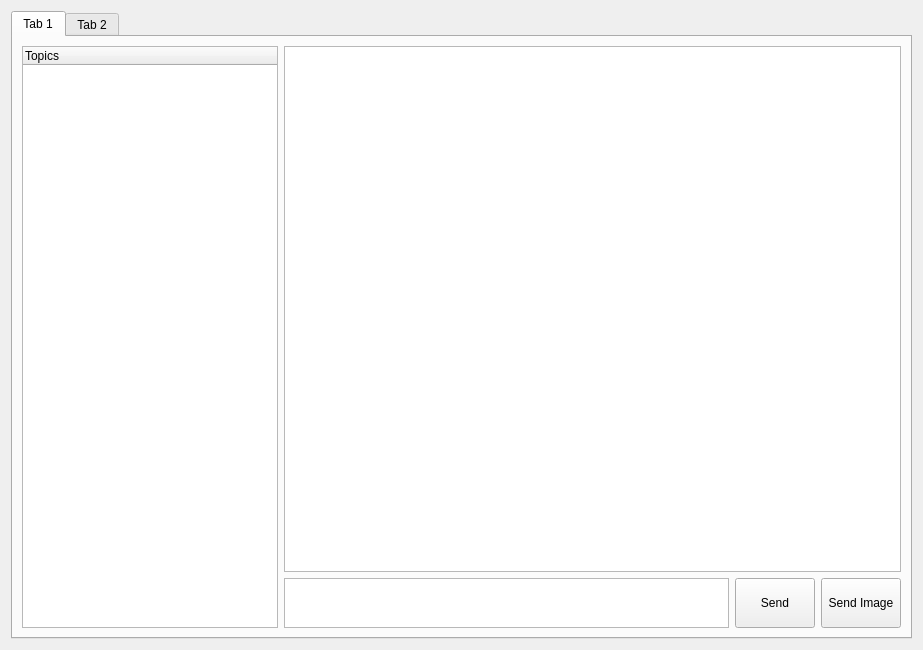
Old version of the form src/ui/window.ui in the repository EduardFrlicka/ICP-Projekt.
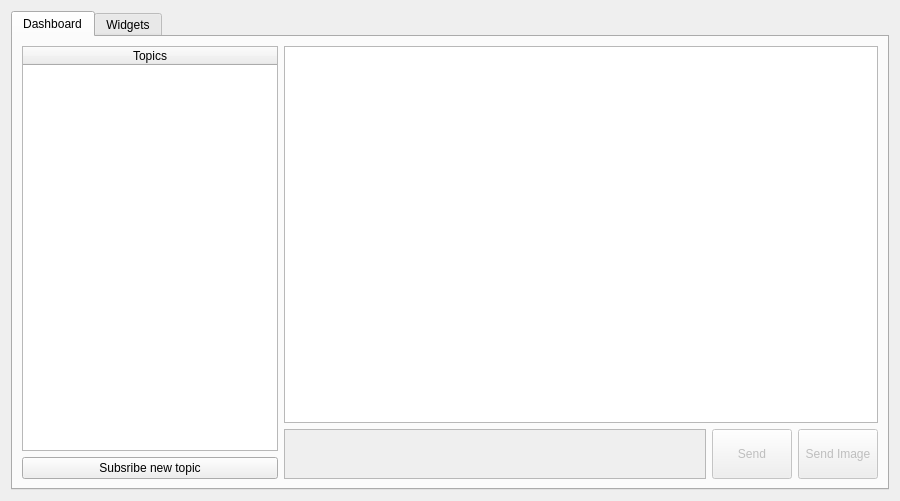
New version of the form.

Commit message: New topics button + dialog + tree widget handling

```diff
--- a/src/ui/window.ui
+++ b/src/ui/window.ui
@@ -6,27 +6,38 @@
    <rect>
     <x>0</x>
     <y>0</y>
-    <width>923</width>
-    <height>650</height>
+    <width>900</width>
+    <height>501</height>
    </rect>
   </property>
+  <property name="minimumSize">
+   <size>
+    <width>900</width>
+    <height>500</height>
+   </size>
+  </property>
   <property name="windowTitle">
    <string>MQTT Explorer</string>
   </property>
   <layout class="QGridLayout" name="gridLayout_2">
    <item row="0" column="0">
     <widget class="QTabWidget" name="tabWidget">
+     <property name="enabled">
+      <bool>true</bool>
+     </property>
      <property name="currentIndex">
       <number>0</number>
      </property>
      <widget class="QWidget" name="tab">
       <attribute name="title">
-       <string>Tab 1</string>
+       <string>Dashboard</string>
       </attribute>
       <layout class="QGridLayout" name="gridLayout">
        <item row="0" column="0">
         <layout class="QHBoxLayout" name="horizontalLayout" stretch="0,3">
          <item>
+          <layout class="QVBoxLayout" name="verticalLayout">
+           <item>
           <widget class="QTreeWidget" name="treeWidget">
            <property name="enabled">
             <bool>true</bool>
@@ -44,10 +55,22 @@
               <bold>false</bold>
              </font>
             </property>
+              <property name="textAlignment">
+               <set>AlignCenter</set>
+              </property>
            </column>
           </widget>
          </item>
          <item>
+            <widget class="QPushButton" name="subscribe_btn">
+             <property name="text">
+              <string>Subsribe new topic</string>
+             </property>
+            </widget>
+           </item>
+          </layout>
+         </item>
+         <item>
           <layout class="QVBoxLayout" name="verticalLayout_2" stretch="20,1">
            <item>
             <widget class="QListWidget" name="listWidget">
@@ -57,6 +80,21 @@
              <property name="autoFillBackground">
               <bool>false</bool>
              </property>
+             <property name="isWrapping" stdset="0">
+              <bool>false</bool>
+             </property>
+             <property name="resizeMode">
+              <enum>QListView::Fixed</enum>
+             </property>
+             <property name="viewMode">
+              <enum>QListView::ListMode</enum>
+             </property>
+             <property name="uniformItemSizes">
+              <bool>false</bool>
+             </property>
+             <property name="wordWrap">
+              <bool>true</bool>
+             </property>
             </widget>
            </item>
            <item>
@@ -64,7 +102,7 @@
              <item>
               <widget class="QTextEdit" name="textEdit">
                <property name="enabled">
-                <bool>true</bool>
+                <bool>false</bool>
                </property>
                <property name="minimumSize">
                 <size>
@@ -77,7 +115,7 @@
              <item>
               <widget class="QPushButton" name="send_btn">
                <property name="enabled">
-                <bool>true</bool>
+                <bool>false</bool>
                </property>
                <property name="sizePolicy">
                 <sizepolicy hsizetype="Minimum" vsizetype="Expanding">
@@ -98,6 +136,9 @@
              </item>
              <item>
               <widget class="QPushButton" name="attachFile_btn">
+               <property name="enabled">
+                <bool>false</bool>
+               </property>
                <property name="sizePolicy">
                 <sizepolicy hsizetype="Minimum" vsizetype="Expanding">
                  <horstretch>0</horstretch>
@@ -125,7 +166,7 @@
      </widget>
      <widget class="QWidget" name="tab_2">
       <attribute name="title">
-       <string>Tab 2</string>
+       <string>Widgets</string>
       </attribute>
      </widget>
     </widget>
```
Left out of the diff: 5 changed lines with no effect on the pictures. Lines whose indentation alone changed are shown as unchanged. The commit also changes 9 other files.
